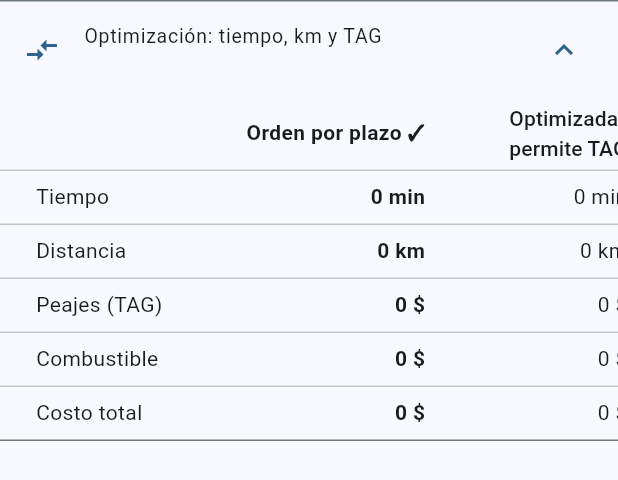
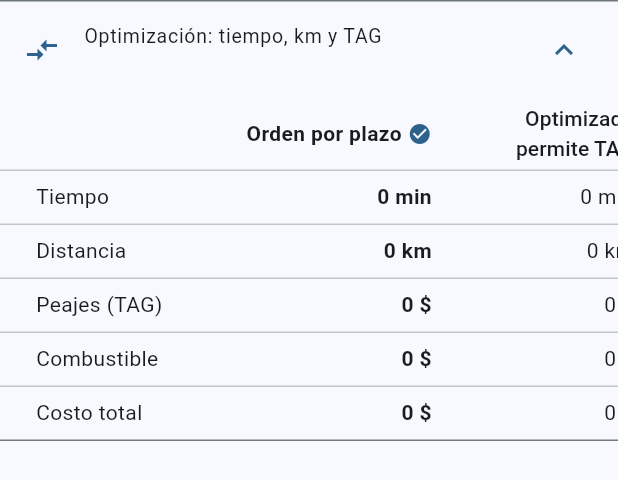
Before and after one commit to indexask/proyecto_titulo, a Flutter app: the _ComparacionOptimizacion widget shown alone on an empty page, opened directly with empty values, on a phone screen of 412 x 824 dp. Shown: the top 480 px of the screen. Run offline on Flutter 3.47's test engine with Material 3 defaults, Android fonts, the phone set to English and light mode, and no system bars; our stand-ins replace connectivity_plus, file_picker, firebase_core, firebase_messaging, flutter_riverpod, geolocator and 4 more; missing offline and left inert: dart:js_interop; accounts and stored records are empty.

Commit message:
Tabla de optimización: ícono en vez del carácter ✓ (desbordaba la columna en web)
Co-Authored-By: Claude Opus 5.5 <noreply@anthropic.com>

```diff
--- a/lib/modulos/enrutamiento/presentacion/rutas_admin_pantallas.dart
+++ b/lib/modulos/enrutamiento/presentacion/rutas_admin_pantallas.dart
@@ -179,9 +179,17 @@ class _ComparacionOptimizacion extends StatelessWidget {
     final negrita = tema.textTheme.bodyMedium?.copyWith(fontWeight: FontWeight.bold);
 
     final e = detalle.eleccion;
+    // El "✓" como carácter se dibuja con otra fuente en web y desborda la
+    // columna; se usa un ícono.
     DataColumn columna(String titulo, AlternativaRuta alt) => DataColumn(
           numeric: true,
-          label: Text(e == alt ? '$titulo ✓' : titulo, style: e == alt ? negrita : null),
+          label: Row(mainAxisSize: MainAxisSize.min, children: [
+            Text(titulo, textAlign: TextAlign.end, style: e == alt ? negrita : null),
+            if (e == alt) ...[
+              const SizedBox(width: 4),
+              Icon(Icons.check_circle, size: 16, color: tema.colorScheme.primary),
+            ],
+          ]),
         );
     DataCell celda(String texto, AlternativaRuta alt) => DataCell(Text(texto, style: e == alt ? negrita : null));
     DataRow fila(String etiqueta, String Function(ResumenRecorrido r) valor) => DataRow(cells: [
```
